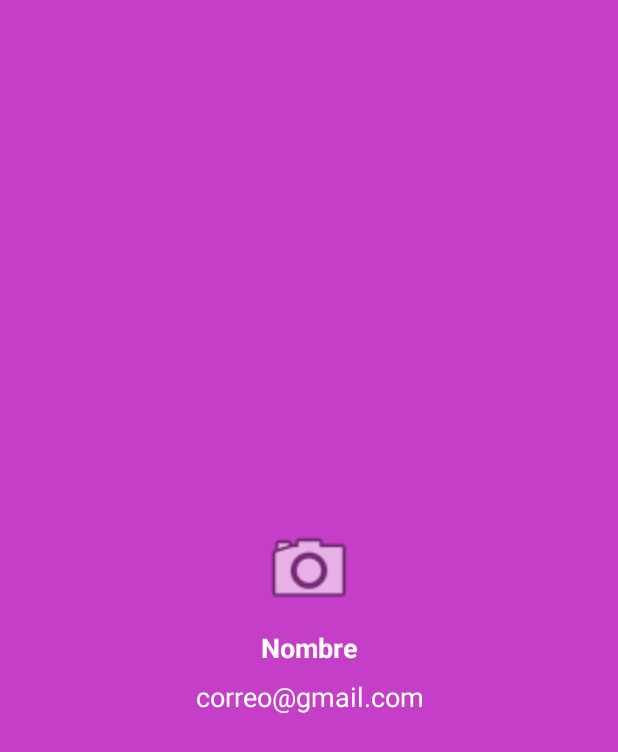
After one commit to WilliHominal/InmuebleLibre, an Android app: the layout drawer_header_propietario.xml on its own in the app's theme, with its tools: preview values and no code run, on a phone screen of 412 x 824 dp. The commit adds this screen. Shown: the top 752 px of the screen. Run offline under Robolectric (Android 15) with nearby library versions, the phone set to English and light mode, and no system bars.

Commit message:
Drawer propietarios con datos + cerrar sesion funcional

```diff
--- a/app/build.gradle
+++ b/app/build.gradle
@@ -45,6 +45,7 @@ dependencies {
     implementation 'com.google.firebase:firebase-auth:21.0.1'
     implementation 'com.google.android.gms:play-services-maps:18.0.1'
     implementation 'com.google.android.gms:play-services-location:19.0.0'
+    implementation 'com.google.android.material:material:1.4.0'
     testImplementation 'junit:junit:4.+'
     androidTestImplementation 'com.android.support.test:runner:1.0.2'
     androidTestImplementation 'com.android.support.test.espresso:espresso-core:3.0.2'
--- /dev/null
+++ b/app/src/main/res/layout/drawer_header_propietario.xml
@@ -0,0 +1,46 @@
+<?xml version="1.0" encoding="utf-8"?>
+<androidx.constraintlayout.widget.ConstraintLayout xmlns:android="http://schemas.android.com/apk/res/android"
+    android:layout_width="match_parent"
+    android:layout_height="match_parent"
+    xmlns:app="http://schemas.android.com/apk/res-auto"
+    android:background="#c53ec7">
+
+    <ImageView
+        android:id="@+id/DRAWERPROP_foto"
+        android:layout_width="64dp"
+        android:layout_height="64dp"
+        android:layout_gravity="top"
+        android:src="@android:drawable/ic_menu_camera"
+        android:layout_marginTop="20dp"
+        app:layout_constraintVertical_chainStyle="packed"
+        app:layout_constraintStart_toStartOf="parent"
+        app:layout_constraintEnd_toEndOf="parent"
+        app:layout_constraintTop_toTopOf="parent"
+        app:layout_constraintBottom_toTopOf="@id/DRAWERPROP_nombre_TV"/>
+
+    <TextView
+        android:id="@+id/DRAWERPROP_nombre_TV"
+        android:layout_width="match_parent"
+        android:layout_height="wrap_content"
+        android:text="Nombre"
+        android:layout_marginVertical="8dp"
+        android:textSize="18sp"
+        android:gravity="center"
+        android:textStyle="bold"
+        android:textColor="#ffffff"
+        app:layout_constraintTop_toBottomOf="@id/DRAWERPROP_foto"
+        app:layout_constraintBottom_toTopOf="@id/DRAWERPROP_correo_TV"/>
+
+    <TextView
+        android:id="@+id/DRAWERPROP_correo_TV"
+        android:layout_width="match_parent"
+        android:layout_height="wrap_content"
+        android:text="correo@gmail.com"
+        android:textSize="18sp"
+        android:gravity="center"
+        android:textColor="#ffffff"
+        android:layout_marginBottom="20dp"
+        app:layout_constraintTop_toBottomOf="@id/DRAWERPROP_nombre_TV"
+        app:layout_constraintBottom_toBottomOf="parent"/>
+
+</androidx.constraintlayout.widget.ConstraintLayout>
```
Also changed, not shown: app/src/main/res/layout/activity_inicio_propietario.xml (+21 -19 lines), app/src/main/res/menu/menu_propietario.xml (added, +31 -0 lines), app/src/main/res/drawable/icon_cerrar_sesion.png (added), app/src/main/res/drawable/icon_cuenta.png (added), app/src/main/res/drawable/icon_home.png (added), app/src/main/res/drawable/icon_lista_inmuebles.png (added), app/src/main/res/drawable/icon_soporte.png (added).
